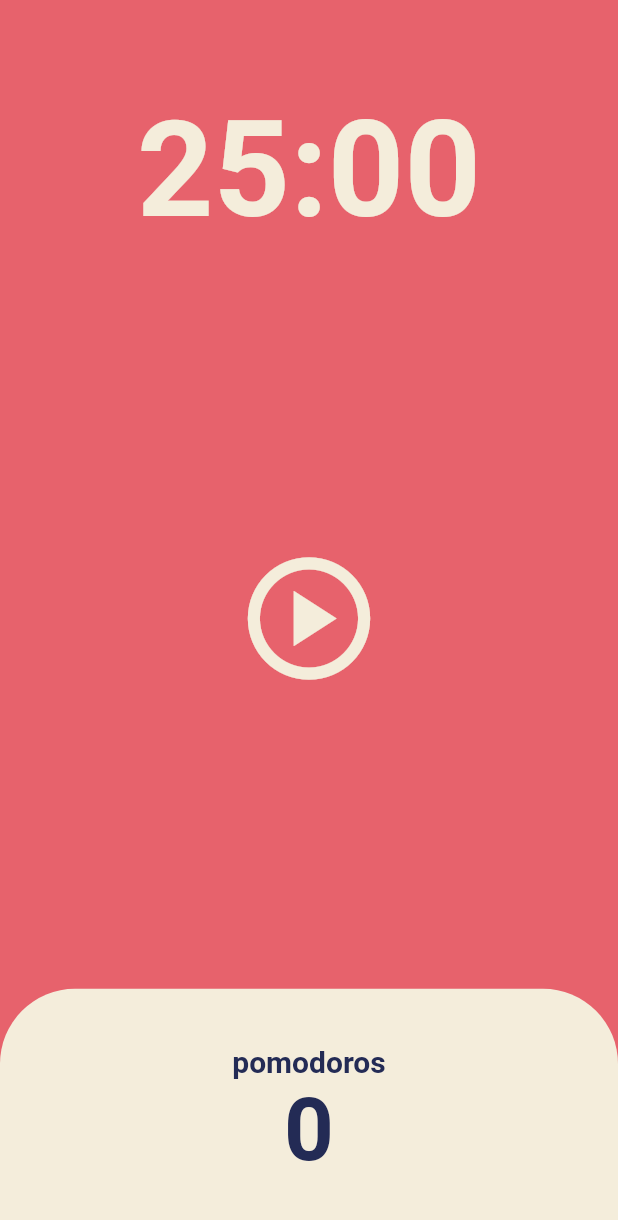
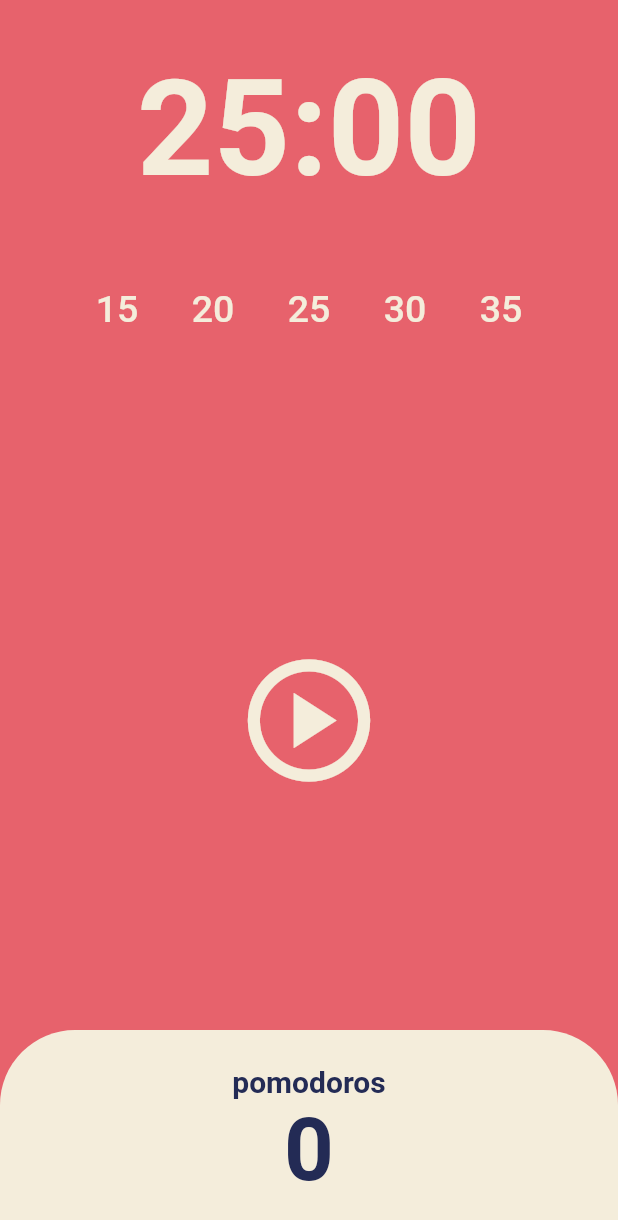
Before and after one commit to gaeguriBanchan/flutter_pomodoro, a Flutter app: the screen it shows after launch, on a phone screen of 412 x 824 dp. Shown: the top 1220 px of the screen. Run offline on Flutter 3.47's test engine with Material 2 defaults, Android fonts, the phone set to English and light mode, and no system bars.

Commit message:
15, 20, 25, 30, 35 분 UI에 추가

```diff
--- a/lib/screens/home_screen.dart
+++ b/lib/screens/home_screen.dart
@@ -1,5 +1,4 @@
 import 'dart:async';
-
 import 'package:flutter/material.dart';
 
 class HomeScreen extends StatefulWidget {
@@ -57,7 +56,8 @@ class _HomeScreenState extends State<HomeScreen> {
   Widget build(BuildContext context) {
     return Scaffold(
       backgroundColor: Theme.of(context).colorScheme.background,
-      body: Column(
+      body: SafeArea(
+        child: Column(
           children: [
             Flexible(
               flex: 1,
@@ -70,6 +70,66 @@ class _HomeScreenState extends State<HomeScreen> {
                     fontSize: 89,
                     fontWeight: FontWeight.w600,
                   ),
+                ),
+              ),
+            ),
+            Flexible(
+              flex: 1,
+              child: Center(
+                child: Row(
+                  mainAxisAlignment: MainAxisAlignment.center,
+                  children: [
+                    TextButton(
+                      onPressed: () {},
+                      child: Text(
+                        '15',
+                        style: TextStyle(
+                          fontSize: 25,
+                          color: Theme.of(context).cardColor,
+                        ),
+                      ),
+                    ),
+                    TextButton(
+                      onPressed: () {},
+                      child: Text(
+                        '20',
+                        style: TextStyle(
+                          fontSize: 25,
+                          color: Theme.of(context).cardColor,
+                        ),
+                      ),
+                    ),
+                    TextButton(
+                      onPressed: () {},
+                      child: Text(
+                        '25',
+                        style: TextStyle(
+                          fontSize: 25,
+                          color: Theme.of(context).cardColor,
+                        ),
+                      ),
+                    ),
+                    TextButton(
+                      onPressed: () {},
+                      child: Text(
+                        '30',
+                        style: TextStyle(
+                          fontSize: 25,
+                          color: Theme.of(context).cardColor,
+                        ),
+                      ),
+                    ),
+                    TextButton(
+                      onPressed: () {},
+                      child: Text(
+                        '35',
+                        style: TextStyle(
+                          fontSize: 25,
+                          color: Theme.of(context).cardColor,
+                        ),
+                      ),
+                    ),
+                  ],
                 ),
               ),
             ),
@@ -109,8 +169,10 @@ class _HomeScreenState extends State<HomeScreen> {
                             style: TextStyle(
                               fontSize: 20,
                               fontWeight: FontWeight.w600,
-                            color:
-                                Theme.of(context).textTheme.displayLarge!.color,
+                              color: Theme.of(context)
+                                  .textTheme
+                                  .displayLarge!
+                                  .color,
                             ),
                           ),
                           Text(
@@ -118,8 +180,10 @@ class _HomeScreenState extends State<HomeScreen> {
                             style: TextStyle(
                               fontSize: 58,
                               fontWeight: FontWeight.w600,
-                            color:
-                                Theme.of(context).textTheme.displayLarge!.color,
+                              color: Theme.of(context)
+                                  .textTheme
+                                  .displayLarge!
+                                  .color,
                             ),
                           ),
                         ],
@@ -131,6 +195,7 @@ class _HomeScreenState extends State<HomeScreen> {
             ),
           ],
         ),
+      ),
     );
   }
 }
```
Lines whose indentation alone changed are shown as unchanged.
